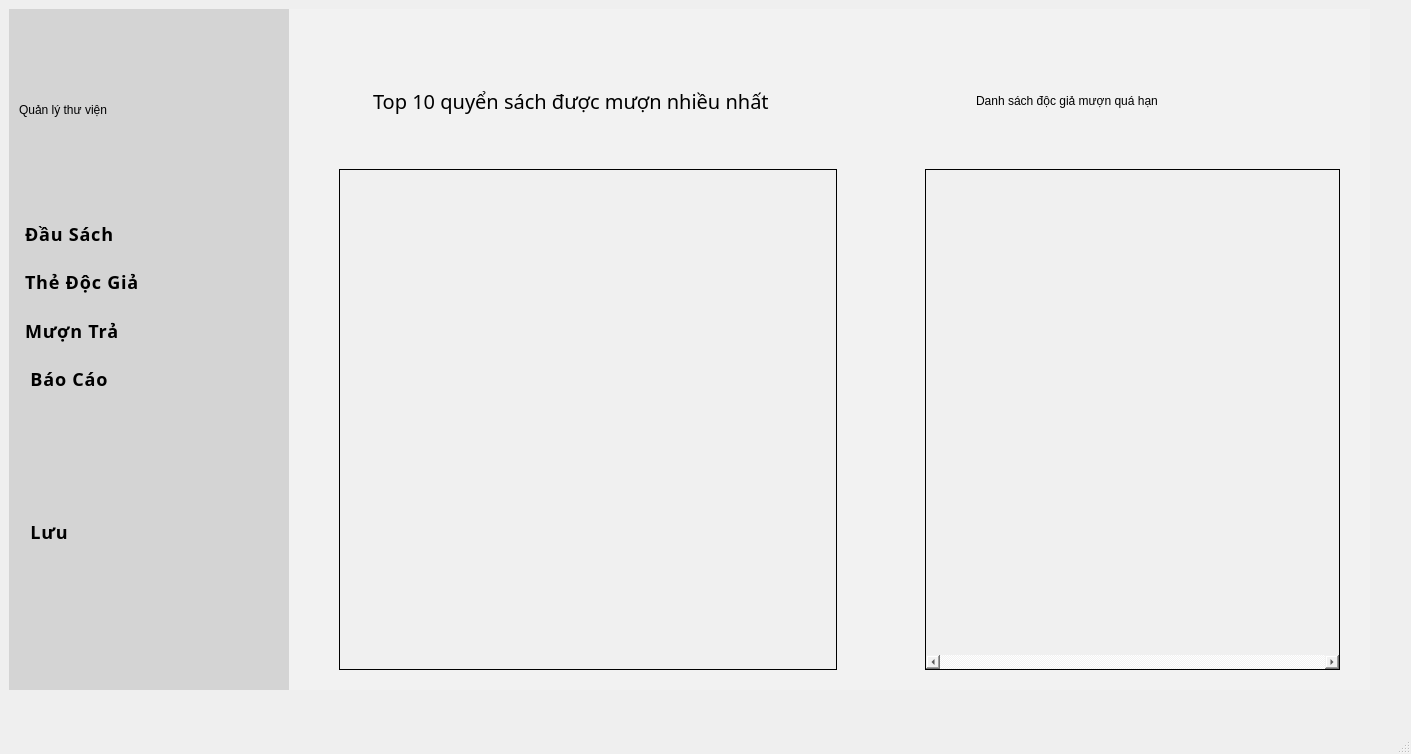
Qt form librarymanage/librarymanagementsystem.ui (DTTaze/Qt-Library-Management) before a commit.
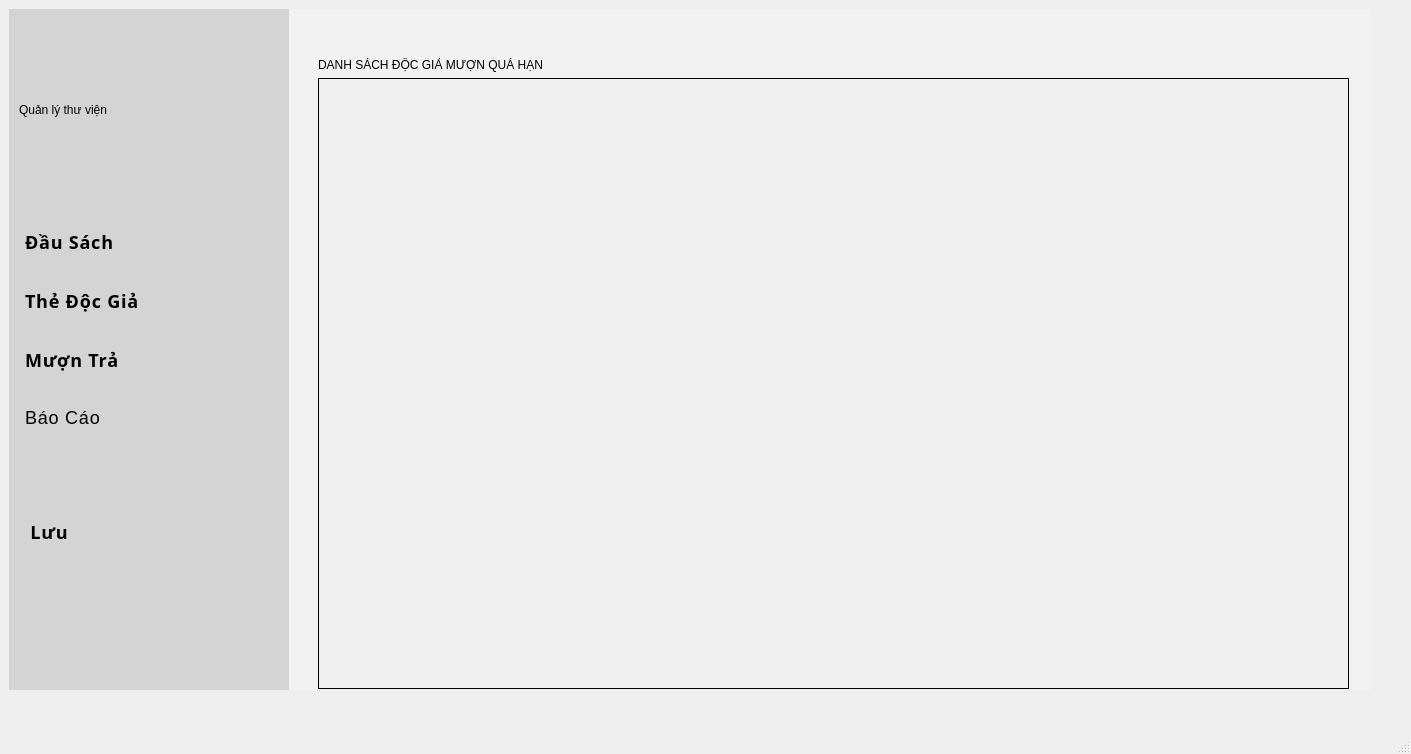
The same form after that commit. The open tabs and pages were chosen to show the change. Icons and pictures are not drawn.

Patch:
```diff
--- a/librarymanage/librarymanagementsystem.ui
+++ b/librarymanage/librarymanagementsystem.ui
@@ -133,7 +133,7 @@
             <x>0</x>
             <y>200</y>
             <width>321</width>
-            <height>194</height>
+            <height>244</height>
            </rect>
           </property>
           <layout class="QVBoxLayout" name="verticalLayout">
@@ -288,16 +288,10 @@
             </widget>
            </item>
            <item>
-            <widget class="QPushButton" name="baocao_pushButton">
-             <property name="font">
-              <font>
-               <family>Roboto Mono</family>
-               <pointsize>-1</pointsize>
-               <bold>true</bold>
-              </font>
-             </property>
+            <widget class="QComboBox" name="baocao_comboBox">
              <property name="styleSheet">
-              <string notr="true">QPushButton {
+              <string notr="true">QComboBox {
+	font: 700 9pt &quot;Segoe UI&quot;;
     border: none;
     padding: 13px 16px;
     font-family: &quot;Roboto Mono&quot;, sans-serif;
@@ -317,7 +311,7 @@
     border-width: 4px 0 0;
 }
 
-QPushButton:disabled {
+QComboBox:disabled {
     background-color: #D6D6D6;
     color: #7F7F7F;
 }
@@ -326,13 +320,25 @@
     outline: none;
 }</string>
              </property>
-             <property name="text">
-              <string> Báo Cáo</string>
-             </property>
-             <property name="icon">
-              <iconset>
-               <normaloff>chart-simple-solid.svg</normaloff>chart-simple-solid.svg</iconset>
-             </property>
+             <item>
+              <property name="text">
+               <string>Báo Cáo</string>
+              </property>
+              <property name="icon">
+               <iconset>
+                <normaloff>chart-simple-solid.svg</normaloff>chart-simple-solid.svg</iconset>
+              </property>
+             </item>
+             <item>
+              <property name="text">
+               <string>Top 10 Sách</string>
+              </property>
+             </item>
+             <item>
+              <property name="text">
+               <string>Mượn Sách Quá Hạn</string>
+              </property>
+             </item>
             </widget>
            </item>
           </layout>
@@ -1260,107 +1266,41 @@
             </layout>
            </widget>
           </widget>
-          <widget class="QWidget" name="page_baoCao">
-           <widget class="QWidget" name="layoutWidget">
+          <widget class="QWidget" name="page_comboBox">
+           <widget class="QStackedWidget" name="stackedWidget">
             <property name="geometry">
              <rect>
-              <x>40</x>
-              <y>50</y>
-              <width>1041</width>
-              <height>601</height>
+              <x>-11</x>
+              <y>-11</y>
+              <width>1081</width>
+              <height>681</height>
              </rect>
             </property>
-            <layout class="QVBoxLayout" name="verticalLayout_6" stretch="2,1,16">
-             <item>
-              <layout class="QHBoxLayout" name="horizontalLayout_15" stretch="1,2,6,10,2">
+            <widget class="QWidget" name="page_Top10">
+             <widget class="QWidget" name="layoutWidget">
+              <property name="geometry">
+               <rect>
+                <x>30</x>
+                <y>30</y>
+                <width>1041</width>
+                <height>641</height>
+               </rect>
+              </property>
+              <layout class="QVBoxLayout" name="verticalLayout_7">
                <item>
-                <spacer name="horizontalSpacer_4">
-                 <property name="orientation">
-                  <enum>Qt::Orientation::Horizontal</enum>
-                 </property>
-                 <property name="sizeHint" stdset="0">
-                  <size>
-                   <width>40</width>
-                   <height>20</height>
-                  </size>
-                 </property>
-                </spacer>
-               </item>
-               <item>
-                <widget class="QLabel" name="label_2">
-                 <property name="font">
-                  <font>
-                   <family>Segoe UI Black</family>
-                   <pointsize>15</pointsize>
-                   <italic>false</italic>
-                   <bold>false</bold>
-                  </font>
-                 </property>
+                <widget class="QLabel" name="label_3">
                  <property name="styleSheet">
-                  <string notr="true"/>
-                 </property>
-                 <property name="text">
-                  <string>Top 10 quyển sách được mượn nhiều nhất</string>
-                 </property>
-                </widget>
-               </item>
-               <item>
-                <spacer name="horizontalSpacer_2">
-                 <property name="orientation">
-                  <enum>Qt::Orientation::Horizontal</enum>
-                 </property>
-                 <property name="sizeHint" stdset="0">
-                  <size>
-                   <width>40</width>
-                   <height>20</height>
-                  </size>
-                 </property>
-                </spacer>
-               </item>
-               <item>
-                <widget class="QLabel" name="danhSachQuaHan_label">
-                 <property name="styleSheet">
                   <string notr="true">
 font: 900 15pt &quot;Segoe UI Black&quot;;
 </string>
                  </property>
                  <property name="text">
-                  <string>Danh sách độc giả mượn quá hạn</string>
+                  <string>TOP 10 QUYỂN SÁCH ĐƯỢC MƯỢN NHIỀU NHẤT</string>
                  </property>
                 </widget>
                </item>
                <item>
-                <spacer name="horizontalSpacer_5">
-                 <property name="orientation">
-                  <enum>Qt::Orientation::Horizontal</enum>
-                 </property>
-                 <property name="sizeHint" stdset="0">
-                  <size>
-                   <width>40</width>
-                   <height>20</height>
-                  </size>
-                 </property>
-                </spacer>
-               </item>
-              </layout>
-             </item>
-             <item>
-              <spacer name="verticalSpacer">
-               <property name="orientation">
-                <enum>Qt::Orientation::Vertical</enum>
-               </property>
-               <property name="sizeHint" stdset="0">
-                <size>
-                 <width>20</width>
-                 <height>40</height>
-                </size>
-               </property>
-              </spacer>
-             </item>
-             <item>
-              <layout class="QHBoxLayout" name="horizontalLayout_14" stretch="6,1,5,0">
-               <item>
-                <widget class="QTableView" name="topTenMuonNhieuNhat_tableView">
+                <widget class="QTableView" name="topTenMuonNhieuNhat_tableView_2">
                  <property name="styleSheet">
                   <string notr="true">QTableView {
     background-color: #F0F0F0;      
@@ -1388,26 +1328,36 @@
 }
 </string>
                  </property>
-                 <attribute name="horizontalHeaderStretchLastSection">
-                  <bool>true</bool>
-                 </attribute>
                 </widget>
                </item>
+              </layout>
+             </widget>
+            </widget>
+            <widget class="QWidget" name="page_MuonQuaHan">
+             <widget class="QWidget" name="layoutWidget">
+              <property name="geometry">
+               <rect>
+                <x>30</x>
+                <y>50</y>
+                <width>1031</width>
+                <height>631</height>
+               </rect>
+              </property>
+              <layout class="QVBoxLayout" name="verticalLayout_8">
                <item>
-                <spacer name="horizontalSpacer">
-                 <property name="orientation">
-                  <enum>Qt::Orientation::Horizontal</enum>
+                <widget class="QLabel" name="label_4">
+                 <property name="styleSheet">
+                  <string notr="true">
+font: 900 15pt &quot;Segoe UI Black&quot;;
+</string>
                  </property>
-                 <property name="sizeHint" stdset="0">
-                  <size>
-                   <width>40</width>
-                   <height>20</height>
-                  </size>
+                 <property name="text">
+                  <string>DANH SÁCH ĐỘC GIẢ MƯỢN QUÁ HẠN </string>
                  </property>
-                </spacer>
+                </widget>
                </item>
                <item>
-                <widget class="QTableView" name="danhSachQuaHan_tableView">
+                <widget class="QTableView" name="danhSachQuaHan_tableView_2">
                  <property name="styleSheet">
                   <string notr="true">QTableView {
     background-color: #F0F0F0;      
@@ -1435,33 +1385,11 @@
 }
 </string>
                  </property>
-                 <property name="verticalScrollBarPolicy">
-                  <enum>Qt::ScrollBarPolicy::ScrollBarAsNeeded</enum>
-                 </property>
-                 <property name="horizontalScrollBarPolicy">
-                  <enum>Qt::ScrollBarPolicy::ScrollBarAlwaysOn</enum>
-                 </property>
-                 <attribute name="horizontalHeaderStretchLastSection">
-                  <bool>true</bool>
-                 </attribute>
                 </widget>
                </item>
-               <item>
-                <spacer name="horizontalSpacer_3">
-                 <property name="orientation">
-                  <enum>Qt::Orientation::Horizontal</enum>
-                 </property>
-                 <property name="sizeHint" stdset="0">
-                  <size>
-                   <width>40</width>
-                   <height>20</height>
-                  </size>
-                 </property>
-                </spacer>
-               </item>
               </layout>
-             </item>
-            </layout>
+             </widget>
+            </widget>
            </widget>
           </widget>
          </widget>
```
Left out of the diff: 26 changed lines with no effect on the pictures.
